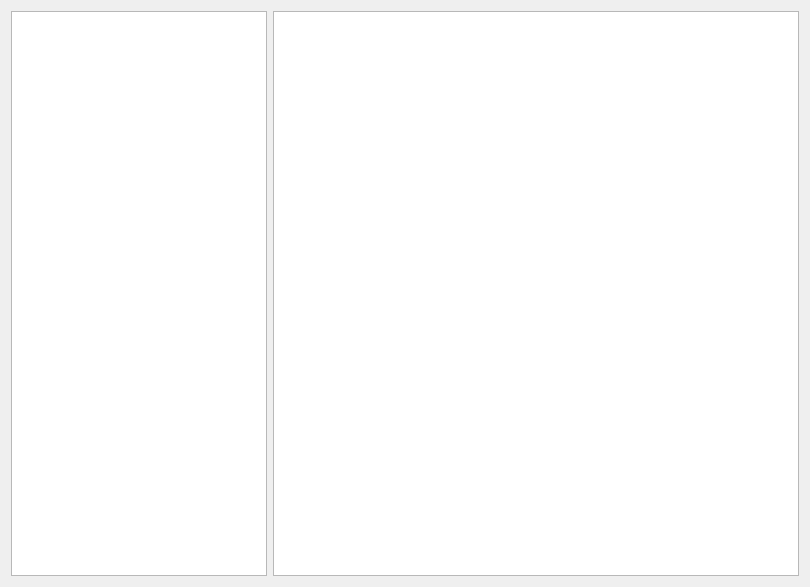
Old version of the form ui/patientview.ui in the repository creativepsyco/panex-client.
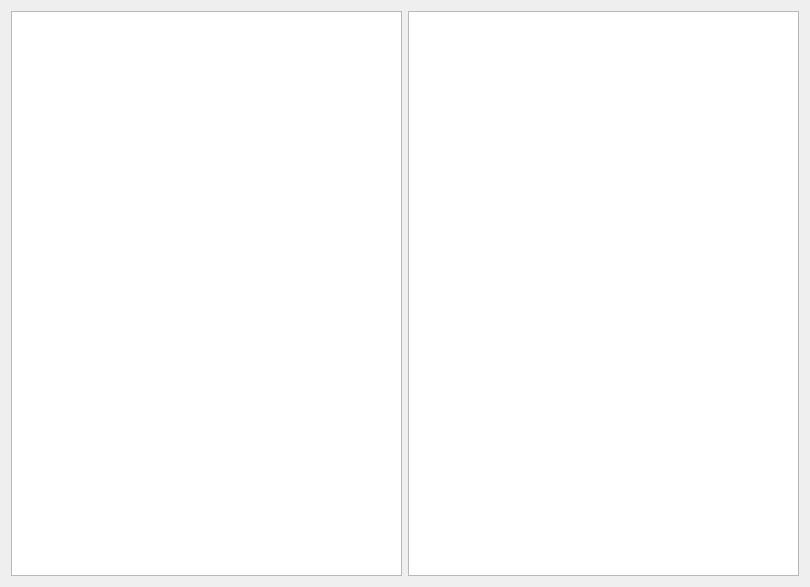
New version of the form.

Patch:
```diff
--- a/ui/patientview.ui
+++ b/ui/patientview.ui
@@ -17,7 +17,7 @@
    <item row="0" column="0">
     <widget class="QTreeView" name="treeViewPatients">
      <property name="sizePolicy">
-      <sizepolicy hsizetype="Preferred" vsizetype="Expanding">
+      <sizepolicy hsizetype="Expanding" vsizetype="Expanding">
        <horstretch>0</horstretch>
        <verstretch>0</verstretch>
       </sizepolicy>
```
